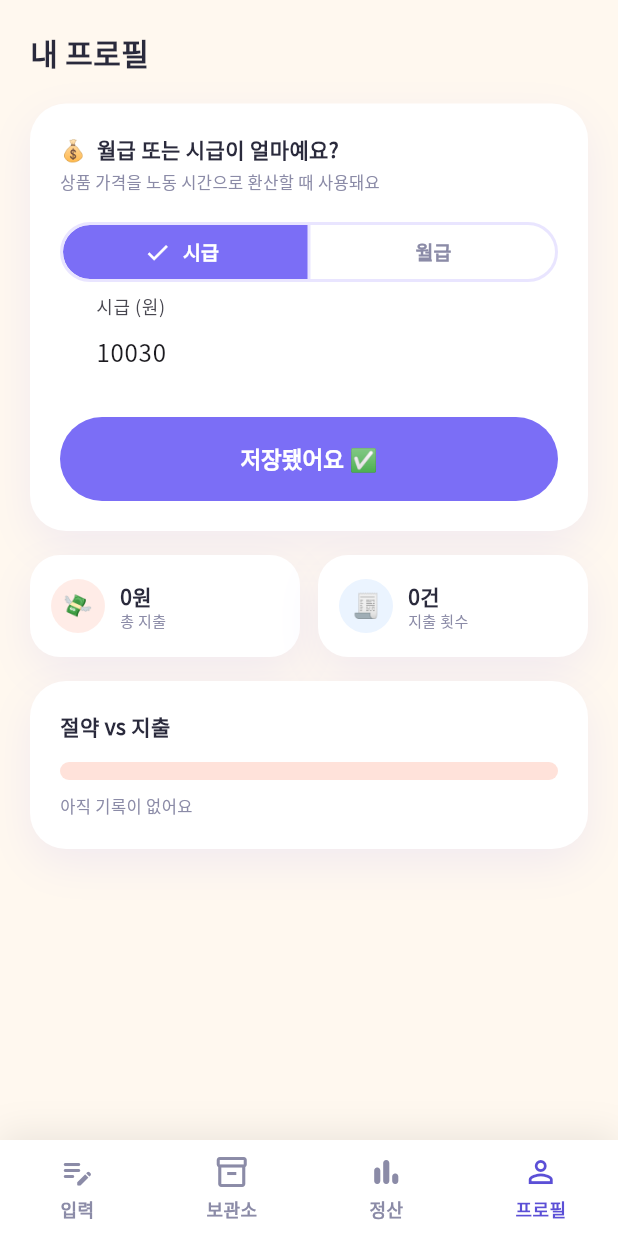
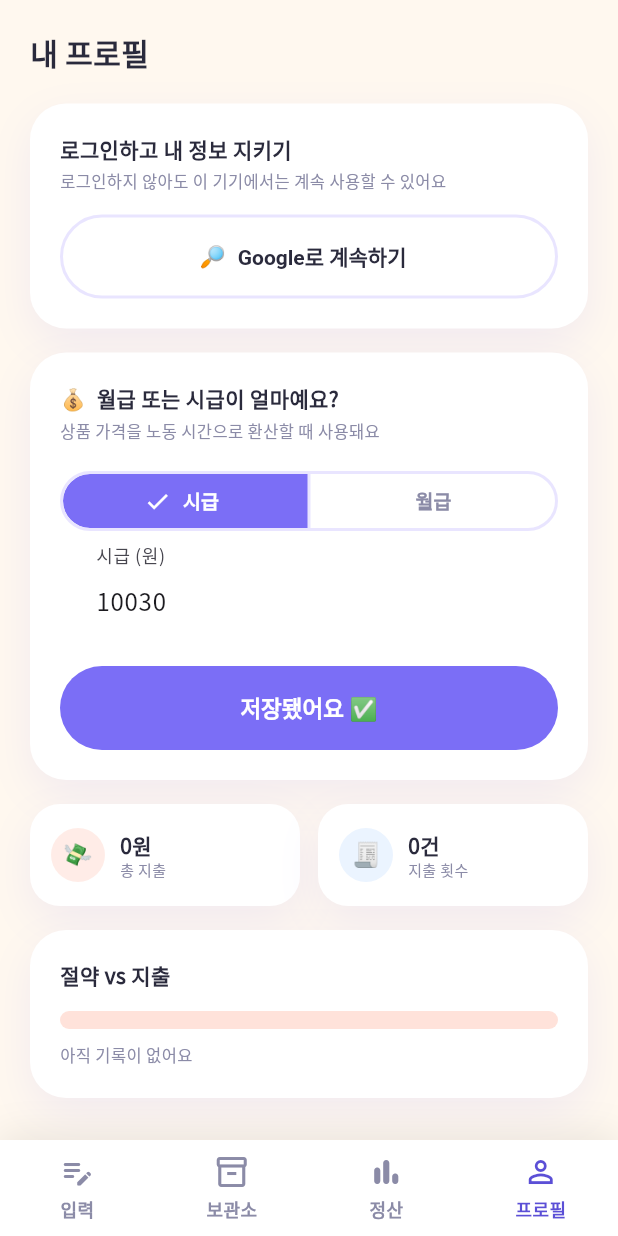
Before and after one commit to dldnlee/sal-kka, a Flutter app: the screen it shows after launch, item 4 of the bottom bar chosen, after a tap on "저장하기", on a phone screen of 412 x 824 dp. Run offline on Flutter 3.47's test engine with Material 3 defaults, Android fonts, the phone set to English and light mode, and no system bars; our stand-ins replace confetti, share_plus, shared_preferences, supabase_flutter; accounts and stored records are empty; network calls fail.

Commit message:
Add optional Google sign-in via Supabase, syncing income to profile
Sign-in is never required — the app stays fully usable offline with
local storage as before. When a user signs in with Google (Supabase
Auth OAuth), their income settings sync to a `profiles` table so they
carry over across devices/reinstalls.

Wires up the io.salkka.app://login-callback deep link on both Android
(intent-filter) and iOS (CFBundleURLTypes) for the OAuth redirect —
handled automatically by supabase_flutter's built-in app_links listener.

Co-Authored-By: Claude Sonnet 5 <noreply@anthropic.com>

```diff
--- a/lib/main.dart
+++ b/lib/main.dart
@@ -1,10 +1,18 @@
 import 'package:flutter/material.dart';
 import 'package:provider/provider.dart';
+import 'package:supabase_flutter/supabase_flutter.dart';
 import 'screens/root_shell.dart';
 import 'services/app_state.dart';
+import 'services/auth_service.dart';
+import 'services/supabase_config.dart';
 import 'theme/app_theme.dart';
 
-void main() {
+void main() async {
+  WidgetsFlutterBinding.ensureInitialized();
+  await Supabase.initialize(
+    url: SupabaseConfig.url,
+    publishableKey: SupabaseConfig.publishableKey,
+  );
   runApp(const SalKkaApp());
 }
 
@@ -13,8 +21,11 @@ class SalKkaApp extends StatelessWidget {
 
   @override
   Widget build(BuildContext context) {
-    return ChangeNotifierProvider(
-      create: (_) => AppState()..load(),
+    return MultiProvider(
+      providers: [
+        ChangeNotifierProvider(create: (_) => AppState()..load()),
+        ChangeNotifierProvider(create: (_) => AuthService()),
+      ],
       child: MaterialApp(
         title: '살까',
         debugShowCheckedModeBanner: false,
--- a/lib/screens/profile_screen.dart
+++ b/lib/screens/profile_screen.dart
@@ -3,6 +3,7 @@ import 'package:provider/provider.dart';
 import '../models/income_settings.dart';
 import '../models/shopping_item.dart';
 import '../services/app_state.dart';
+import '../services/auth_service.dart';
 import '../theme/app_theme.dart';
 import '../utils/calc.dart';
 
@@ -18,6 +19,8 @@ class _ProfileScreenState extends State<ProfileScreen> {
   IncomeType _incomeType = IncomeType.hourly;
   bool _initialized = false;
   bool _saved = false;
+  bool _pulledRemote = false;
+  bool _signingIn = false;
 
   @override
   void dispose() {
@@ -32,20 +35,59 @@ class _ProfileScreenState extends State<ProfileScreen> {
     _initialized = true;
   }
 
-  void _save(AppState appState) async {
+  void _maybePullRemoteIncome(AppState appState, AuthService auth) {
+    if (!auth.isLoggedIn || _pulledRemote) return;
+    _pulledRemote = true;
+    auth.fetchIncomeProfile().then((remote) {
+      if (remote == null || !mounted) return;
+      final type = remote['income_type'] == 'monthly'
+          ? IncomeType.monthly
+          : IncomeType.hourly;
+      final amount = (remote['income_amount'] as num).toDouble();
+      appState.setIncome(IncomeSettings(type: type, amount: amount));
+      setState(() {
+        _incomeType = type;
+        _incomeController.text = amount.toStringAsFixed(0);
+      });
+    });
+  }
+
+  void _save(AppState appState, AuthService auth) async {
     final amount = double.tryParse(_incomeController.text.replaceAll(',', ''));
     if (amount == null) return;
     await appState.setIncome(IncomeSettings(type: _incomeType, amount: amount));
+    if (auth.isLoggedIn) {
+      await auth.saveIncomeProfile(
+        incomeType: _incomeType.name,
+        incomeAmount: amount,
+      );
+    }
     setState(() => _saved = true);
     Future.delayed(const Duration(seconds: 2), () {
       if (mounted) setState(() => _saved = false);
     });
   }
 
+  void _signIn(AuthService auth) async {
+    setState(() => _signingIn = true);
+    try {
+      await auth.signInWithGoogle();
+    } finally {
+      if (mounted) setState(() => _signingIn = false);
+    }
+  }
+
+  void _signOut(AuthService auth) async {
+    await auth.signOut();
+    _pulledRemote = false;
+  }
+
   @override
   Widget build(BuildContext context) {
     final appState = context.watch<AppState>();
+    final auth = context.watch<AuthService>();
     _syncFromState(appState);
+    _maybePullRemoteIncome(appState, auth);
 
     final totalSaved = appState.totalSaved;
     final totalSpent = appState.totalSpent;
@@ -62,6 +104,71 @@ class _ProfileScreenState extends State<ProfileScreen> {
             const Text('내 프로필',
                 style: TextStyle(fontSize: 20, fontWeight: FontWeight.w800)),
             const SizedBox(height: 20),
+            SoftCard(
+              child: auth.isLoggedIn
+                  ? Row(
+                      children: [
+                        CircleAvatar(
+                          radius: 22,
+                          backgroundColor: AppColors.primarySoft,
+                          child: Text(
+                            (auth.currentUser?.email ?? '?')
+                                .substring(0, 1)
+                                .toUpperCase(),
+                            style: const TextStyle(
+                                color: AppColors.primaryDark,
+                                fontWeight: FontWeight.w800),
+                          ),
+                        ),
+                        const SizedBox(width: 12),
+                        Expanded(
+                          child: Column(
+                            crossAxisAlignment: CrossAxisAlignment.start,
+                            children: [
+                              const Text('로그인됨',
+                                  style: TextStyle(
+                                      fontWeight: FontWeight.w700, fontSize: 13)),
+                              Text(
+                                auth.currentUser?.email ?? '',
+                                style: const TextStyle(
+                                    color: AppColors.textMuted, fontSize: 12),
+                                overflow: TextOverflow.ellipsis,
+                              ),
+                            ],
+                          ),
+                        ),
+                        TextButton(
+                          onPressed: () => _signOut(auth),
+                          child: const Text('로그아웃'),
+                        ),
+                      ],
+                    )
+                  : Column(
+                      crossAxisAlignment: CrossAxisAlignment.stretch,
+                      children: [
+                        const Text('로그인하고 내 정보 지키기',
+                            style: TextStyle(
+                                fontWeight: FontWeight.w700, fontSize: 14)),
+                        const SizedBox(height: 4),
+                        const Text('로그인하지 않아도 이 기기에서는 계속 사용할 수 있어요',
+                            style: TextStyle(
+                                color: AppColors.textMuted, fontSize: 11)),
+                        const SizedBox(height: 14),
+                        OutlinedButton.icon(
+                          onPressed: _signingIn ? null : () => _signIn(auth),
+                          icon: _signingIn
+                              ? const SizedBox(
+                                  width: 16,
+                                  height: 16,
+                                  child: CircularProgressIndicator(strokeWidth: 2),
+                                )
+                              : const Text('🔎'),
+                          label: Text(_signingIn ? '로그인 중...' : 'Google로 계속하기'),
+                        ),
+                      ],
+                    ),
+            ),
+            const SizedBox(height: 16),
             SoftCard(
               child: Column(
                 crossAxisAlignment: CrossAxisAlignment.stretch,
@@ -92,7 +199,7 @@ class _ProfileScreenState extends State<ProfileScreen> {
                   ),
                   const SizedBox(height: 14),
                   FilledButton(
-                    onPressed: () => _save(appState),
+                    onPressed: () => _save(appState, auth),
                     child: Text(_saved ? '저장됐어요 ✅' : '저장하기'),
                   ),
                 ],
--- /dev/null
+++ b/lib/services/supabase_config.dart
@@ -0,0 +1,13 @@
+class SupabaseConfig {
+  SupabaseConfig._();
+
+  static const String url = 'https://oiuryoaozbqafrplzanj.supabase.co';
+
+  /// New-format Supabase publishable key (replaces the legacy JWT anon key).
+  static const String publishableKey = 'sb_publishable_k39ck7vLRiDeGiRKVBnIBA_AiG13ddw';
+
+  /// Deep link Supabase redirects back to after the Google OAuth flow.
+  /// Must be added to Supabase Dashboard → Authentication → URL Configuration
+  /// → Redirect URLs.
+  static const String redirectUrl = 'io.salkka.app://login-callback';
+}
--- a/pubspec.yaml
+++ b/pubspec.yaml
@@ -42,6 +42,7 @@ dependencies:
   url_launcher: ^6.3.1
   share_plus: ^10.1.2
   uuid: ^4.5.1
+  supabase_flutter: ^2.8.0
 
 dev_dependencies:
   flutter_test:
```
Also changed, not shown: lib/services/auth_service.dart (added, +51 -0 lines), pubspec.lock, 8 other files.
